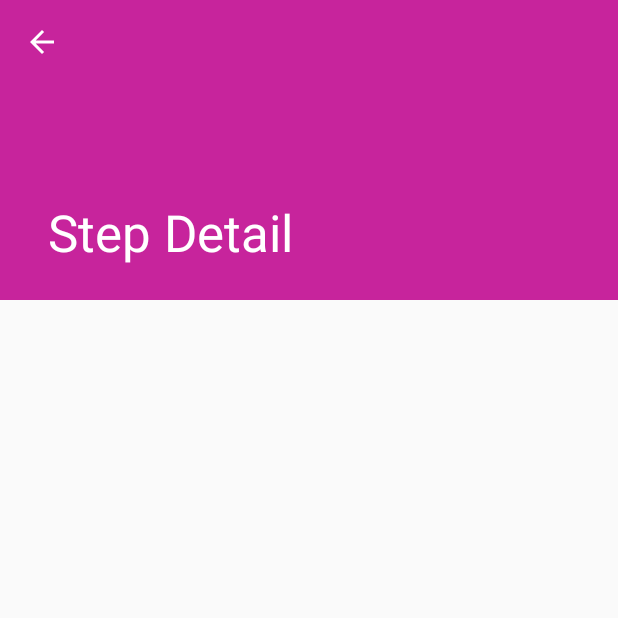
After one commit to Artikmars/BakingApp, an Android app: the StepDetailActivity screen opened directly, with no data from a screen before it, on a phone screen of 412 x 824 dp, the top half of it. The commit adds this screen. Run offline under Robolectric (Android 15) with nearby library versions, the phone set to English and light mode, and no system bars.

```diff
--- /dev/null
+++ b/app/src/main/java/com/artamonov/bakingapp/data/StepDetailActivity.java
@@ -0,0 +1,74 @@
+package com.artamonov.bakingapp.data;
+
+import android.content.Intent;
+import android.os.Bundle;
+import android.support.design.widget.FloatingActionButton;
+import android.support.design.widget.Snackbar;
+import android.support.v7.widget.Toolbar;
+import android.view.View;
+import android.support.v7.app.AppCompatActivity;
+import android.support.v7.app.ActionBar;
+import android.view.MenuItem;
+
+import com.artamonov.bakingapp.R;
+
+/**
+ * An activity representing a single Step detail screen. This
+ * activity is only used on narrow width devices. On tablet-size devices,
+ * item details are presented side-by-side with a list of items
+ * in a {@link StepListActivity}.
+ */
+public class StepDetailActivity extends AppCompatActivity {
+
+    @Override
+    protected void onCreate(Bundle savedInstanceState) {
+        super.onCreate(savedInstanceState);
+        setContentView(R.layout.activity_step_detail);
+        Toolbar toolbar = findViewById(R.id.detail_toolbar);
+        setSupportActionBar(toolbar);
+
+        // Show the Up button in the action bar.
+        ActionBar actionBar = getSupportActionBar();
+        if (actionBar != null) {
+            actionBar.setDisplayHomeAsUpEnabled(true);
+        }
+
+        // savedInstanceState is non-null when there is fragment state
+        // saved from previous configurations of this activity
+        // (e.g. when rotating the screen from portrait to landscape).
+        // In this case, the fragment will automatically be re-added
+        // to its container so we don't need to manually add it.
+        // For more information, see the Fragments API guide at:
+        //
+        // http://developer.android.com/guide/components/fragments.html
+        //
+        if (savedInstanceState == null) {
+            // Create the detail fragment and add it to the activity
+            // using a fragment transaction.
+            Bundle arguments = new Bundle();
+            arguments.putString(StepDetailFragment.ARG_ITEM_ID,
+                    getIntent().getStringExtra(StepDetailFragment.ARG_ITEM_ID));
+            StepDetailFragment fragment = new StepDetailFragment();
+            fragment.setArguments(arguments);
+            getSupportFragmentManager().beginTransaction()
+                    .add(R.id.step_detail_container, fragment)
+                    .commit();
+        }
+    }
+
+    @Override
+    public boolean onOptionsItemSelected(MenuItem item) {
+        int id = item.getItemId();
+        if (id == android.R.id.home) {
+            // This ID represents the Home or Up button. In the case of this
+            // activity, the Up button is shown. For
+            // more details, see the Navigation pattern on Android Design:
+            //
+            // http://developer.android.com/design/patterns/navigation.html#up-vs-back
+            //
+            navigateUpTo(new Intent(this, StepListActivity.class));
+            return true;
+        }
+        return super.onOptionsItemSelected(item);
+    }
+}
--- /dev/null
+++ b/app/src/main/java/com/artamonov/bakingapp/data/StepDetailFragment.java
@@ -0,0 +1,38 @@
+package com.artamonov.bakingapp.data;
+
+import android.os.Bundle;
+import android.support.v4.app.Fragment;
+import android.view.LayoutInflater;
+import android.view.View;
+import android.view.ViewGroup;
+
+import com.artamonov.bakingapp.R;
+
+/**
+ * A fragment representing a single Step detail screen.
+ * This fragment is either contained in a {@link StepListActivity}
+ * in two-pane mode (on tablets) or a {@link StepDetailActivity}
+ * on handsets.
+ */
+public class StepDetailFragment extends Fragment {
+    /**
+     * The fragment argument representing the item ID that this fragment
+     * represents.
+     */
+    public static final String ARG_ITEM_ID = "item_id";
+
+    /**
+     * Mandatory empty constructor for the fragment manager to instantiate the
+     * fragment (e.g. upon screen orientation changes).
+     */
+    public StepDetailFragment() {
+    }
+
+    @Override
+    public View onCreateView(LayoutInflater inflater, ViewGroup container,
+                             Bundle savedInstanceState) {
+        View rootView = inflater.inflate(R.layout.step_detail, container, false);
+
+        return rootView;
+    }
+}
--- /dev/null
+++ b/app/src/main/res/layout/activity_step_detail.xml
@@ -0,0 +1,44 @@
+<?xml version="1.0" encoding="utf-8"?>
+<android.support.design.widget.CoordinatorLayout xmlns:android="http://schemas.android.com/apk/res/android"
+    xmlns:app="http://schemas.android.com/apk/res-auto"
+    xmlns:tools="http://schemas.android.com/tools"
+    android:layout_width="match_parent"
+    android:layout_height="match_parent"
+    android:fitsSystemWindows="true"
+    tools:context=".data.StepDetailActivity"
+    tools:ignore="MergeRootFrame">
+
+    <android.support.design.widget.AppBarLayout
+        android:id="@+id/app_bar"
+        android:layout_width="match_parent"
+        android:layout_height="@dimen/app_bar_height"
+        android:fitsSystemWindows="true"
+        android:theme="@style/ThemeOverlay.AppCompat.Dark.ActionBar">
+
+        <android.support.design.widget.CollapsingToolbarLayout
+            android:id="@+id/toolbar_layout"
+            android:layout_width="match_parent"
+            android:layout_height="match_parent"
+            android:fitsSystemWindows="true"
+            app:contentScrim="?attr/colorPrimary"
+            app:layout_scrollFlags="scroll|exitUntilCollapsed"
+            app:toolbarId="@+id/toolbar">
+
+            <android.support.v7.widget.Toolbar
+                android:id="@+id/detail_toolbar"
+                android:layout_width="match_parent"
+                android:layout_height="?attr/actionBarSize"
+                app:layout_collapseMode="pin"
+                app:popupTheme="@style/ThemeOverlay.AppCompat.Light" />
+
+        </android.support.design.widget.CollapsingToolbarLayout>
+
+    </android.support.design.widget.AppBarLayout>
+
+    <android.support.v4.widget.NestedScrollView
+        android:id="@+id/step_detail_container"
+        android:layout_width="match_parent"
+        android:layout_height="match_parent"
+        app:layout_behavior="@string/appbar_scrolling_view_behavior" />
+
+</android.support.design.widget.CoordinatorLayout>
--- a/app/src/main/res/layout/fragment_recipe_steps_list.xml
+++ b/app/src/main/res/layout/fragment_recipe_steps_list.xml
@@ -35,8 +35,6 @@
                 android:textColor="#ffffff"
                 android:textStyle="bold" />
 
-
-
         </RelativeLayout>
 
     </android.support.v7.widget.CardView>
--- /dev/null
+++ b/app/src/main/res/layout/step_detail.xml
@@ -0,0 +1,10 @@
+<?xml version="1.0" encoding="utf-8"?>
+<android.support.v7.widget.RecyclerView xmlns:android="http://schemas.android.com/apk/res/android"
+    xmlns:tools="http://schemas.android.com/tools"
+    android:id="@+id/step_detail"
+    style="?android:attr/textAppearanceLarge"
+    android:layout_width="match_parent"
+    android:layout_height="match_parent"
+    android:padding="16dp"
+    android:textIsSelectable="true"
+    tools:context=".data.StepDetailFragment" />
--- a/app/src/main/res/values/strings.xml
+++ b/app/src/main/res/values/strings.xml
@@ -1,4 +1,8 @@
 <resources>
     <string name="app_name">Baking App</string>
     <string name="nutella_pie">Nutella Pie</string>
+    <string name="title_step_list">Steps</string>
+    <string name="title_step_detail">Step Detail</string>
+    <string name="ingredients">Ingredients</string>
+    <string name="step_id">%1$d. %2$s</string>
 </resources>
--- a/app/src/main/res/values/styles.xml
+++ b/app/src/main/res/values/styles.xml
@@ -17,4 +17,8 @@
 
     <style name="AppTheme.PopupOverlay" parent="ThemeOverlay.AppCompat.Light" />
 
+    <style name="AppTheme.NoActionBar.AppBarOverlay" parent="ThemeOverlay.AppCompat.Dark.ActionBar" />
+
+    <style name="AppTheme.NoActionBar.PopupOverlay" parent="ThemeOverlay.AppCompat.Light" />
+
 </resources>
```
Also changed, not shown: app/src/main/AndroidManifest.xml (+16 -2 lines), app/src/main/java/com/artamonov/bakingapp/MainActivity.java (+18 -5 lines), app/src/main/java/com/artamonov/bakingapp/RecipesParser.java (+45 -26 lines), app/src/main/java/com/artamonov/bakingapp/data/StepListActivity.java (added, +105 -0 lines), app/src/main/res/layout-w900dp/step_list.xml (renamed from app/src/main/res/layout-w900dp/recipe_list.xml, +7 -7 lines), app/src/main/res/layout/activity_step_list.xml (added, +33 -0 lines), app/src/main/res/layout/step_list.xml (renamed from app/src/main/res/layout/recipe_list.xml, +4 -4 lines), app/src/main/res/layout/step_list_content.xml (added, +21 -0 lines).
